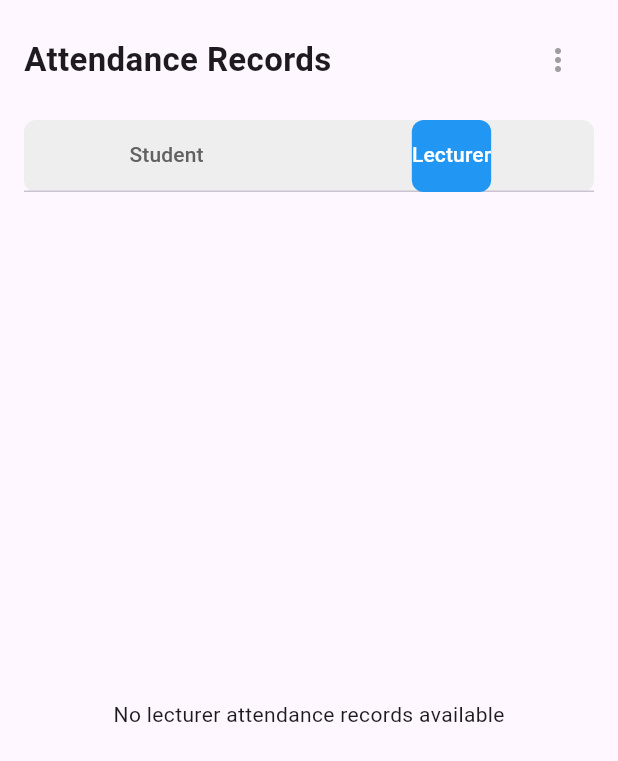
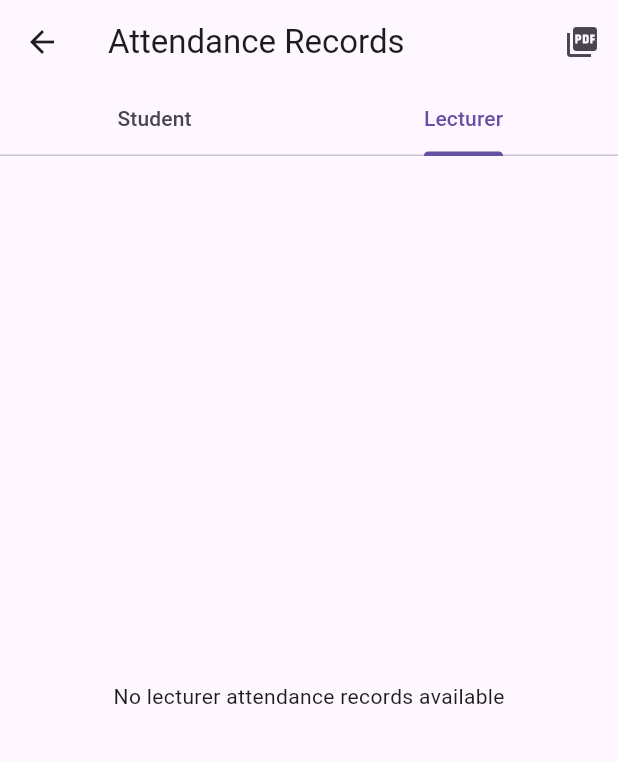
Before and after one commit to njogubless/attendanceweb, a Flutter app: the AttendanceScreen screen opened directly, tab 2 chosen, on a phone screen of 412 x 824 dp. Shown: the top 761 px of the screen. Run offline on Flutter 3.47's test engine with Material 3 defaults, Android fonts, the phone set to English and light mode, and no system bars; our stand-ins replace cloud_firestore, email_validator, firebase_auth, firebase_core, flutter_riverpod, flutter_spinkit and 3 more; accounts and stored records are empty.

Commit message:
deploying the web-admin with the chnages for printing

```diff
--- a/lib/Screens/attendance/attendance_screen.dart
+++ b/lib/Screens/attendance/attendance_screen.dart
@@ -1,8 +1,8 @@
+import 'package:flutter/material.dart';
 import 'package:attendanceweb/Core/utility/pdf_export_manager.dart';
-import 'package:flutter/material.dart';
-import 'student_attendance_tab.dart';
-import 'lecturer_attendance_tab.dart';
-
+import 'package:attendanceweb/Screens/attendance/attendance_model.dart';
+import 'package:attendanceweb/Screens/attendance/student_attendance_tab.dart';
+import 'package:attendanceweb/Screens/attendance/lecturer_attendance_tab.dart';
 
 class AttendanceScreen extends StatefulWidget {
   const AttendanceScreen({Key? key}) : super(key: key);
@@ -14,6 +14,7 @@ class AttendanceScreen extends StatefulWidget {
 class _AttendanceScreenState extends State<AttendanceScreen> with SingleTickerProviderStateMixin {
   late TabController _tabController;
   final PdfExportManager _pdfExportManager = PdfExportManager();
+  bool _isStudentTab = true;
 
   @override
   void initState() {
@@ -23,9 +24,14 @@ class _AttendanceScreenState extends State<AttendanceScreen> with SingleTickerPr
   }
 
   void _handleTabChange() {
-    // Force rebuild when tab changes to update export button functionality
-    if (_tabController.indexIsChanging) {
-      setState(() {});
+    if (_tabController.index == 0) {
+      setState(() {
+        _isStudentTab = true;
+      });
+    } else {
+      setState(() {
+        _isStudentTab = false;
+      });
     }
   }
 
@@ -36,138 +42,107 @@ class _AttendanceScreenState extends State<AttendanceScreen> with SingleTickerPr
     super.dispose();
   }
 
+  void _onStudentDataLoaded(List<AttendanceModel> attendances) {
+    _pdfExportManager.setStudentAttendances(attendances);
+  }
+
+  void _onLecturerDataLoaded(Map<String, List<AttendanceModel>> attendances) {
+    _pdfExportManager.setLecturerAttendances(attendances);
+  }
+
   @override
   Widget build(BuildContext context) {
-    return Padding(
-      padding: const EdgeInsets.all(16.0),
-      child: Column(
-        crossAxisAlignment: CrossAxisAlignment.start,
+    return Scaffold(
+      appBar: AppBar(
+        title: const Text('Attendance Records'),
+        actions: [
+          // PDF Export Menu
+          PopupMenuButton<String>(
+            icon: const Icon(Icons.picture_as_pdf),
+            tooltip: 'Export PDF options',
+            onSelected: (value) {
+              if (_isStudentTab && !_pdfExportManager.hasStudentData ||
+                  !_isStudentTab && !_pdfExportManager.hasLecturerData) {
+                ScaffoldMessenger.of(context).showSnackBar(
+                  const SnackBar(content: Text('No data available to export')),
+                );
+                return;
+              }
+
+              switch (value) {
+                case 'preview':
+                  _pdfExportManager.previewPdf(context, isStudent: _isStudentTab);
+                  break;
+                case 'save':
+                  _pdfExportManager.savePdfToDevice(context, isStudent: _isStudentTab);
+                  break;
+                case 'share':
+                  _pdfExportManager.sharePdf(context, isStudent: _isStudentTab);
+                  break;
+                case 'print':
+                  _pdfExportManager.printPdf(context, isStudent: _isStudentTab);
+                  break;
+              }
+            },
+            itemBuilder: (context) => [
+              const PopupMenuItem(
+                value: 'preview',
+                child: Row(
                   children: [
-          _buildHeader(),
-          const SizedBox(height: 16),
-          _buildTabBar(),
-          const SizedBox(height: 16),
-          Expanded(
-            child: TabBarView(
-              controller: _tabController,
+                    Icon(Icons.preview),
+                    SizedBox(width: 8),
+                    Text('Preview'),
+                  ],
+                ),
+              ),
+              const PopupMenuItem(
+                value: 'save',
+                child: Row(
                   children: [
-                StudentAttendanceTab(onDataLoaded: _pdfExportManager.setStudentAttendances),
-                LecturerAttendanceTab(onDataLoaded: _pdfExportManager.setLecturerAttendances),
+                    Icon(Icons.save),
+                    SizedBox(width: 8),
+                    Text('Save to Device'),
+                  ],
+                ),
+              ),
+              const PopupMenuItem(
+                value: 'share',
+                child: Row(
+                  children: [
+                    Icon(Icons.share),
+                    SizedBox(width: 8),
+                    Text('Share'),
+                  ],
+                ),
+              ),
+              const PopupMenuItem(
+                value: 'print',
+                child: Row(
+                  children: [
+                    Icon(Icons.print),
+                    SizedBox(width: 8),
+                    Text('Print'),
                   ],
                 ),
               ),
             ],
           ),
-    );
-  }
-
-  Widget _buildHeader() {
-    return Row(
-      mainAxisAlignment: MainAxisAlignment.spaceBetween,
-      children: [
-        const Text(
-          'Attendance Records',
-          style: TextStyle(
-            fontSize: 22,
-            fontWeight: FontWeight.bold,
-          ),
-        ),
-        _buildExportButton(),
         ],
-    );
-  }
-
-  Widget _buildTabBar() {
-    return Container(
-      decoration: BoxDecoration(
-        color: Colors.grey[200],
-        borderRadius: BorderRadius.circular(8),
-      ),
-      child: TabBar(
+        bottom: TabBar(
           controller: _tabController,
-        indicator: BoxDecoration(
-          color: Colors.blue,
-          borderRadius: BorderRadius.circular(8),
-        ),
-        labelColor: Colors.white,
-        unselectedLabelColor: Colors.grey[700],
           tabs: const [
             Tab(text: 'Student'),
             Tab(text: 'Lecturer'),
           ],
         ),
-    );
-  }
-
-  Widget _buildExportButton() {
-    bool isDataAvailable = _tabController.index == 0
-        ? _pdfExportManager.hasStudentData
-        : _pdfExportManager.hasLecturerData;
-
-    return PopupMenuButton<String>(
-      enabled: isDataAvailable,
-      icon: Icon(
-        Icons.more_vert,
-        color: isDataAvailable ? Colors.blue : Colors.grey,
       ),
-      tooltip: isDataAvailable ? 'Export options' : 'No data available',
-      onSelected: (value) async {
-        if (value == 'preview') {
-          await _pdfExportManager.previewPdf(
-            context,
-            isStudent: _tabController.index == 0
-          );
-        } else if (value == 'save') {
-          await _pdfExportManager.savePdfToDevice(
-            context,
-            isStudent: _tabController.index == 0
-          );
-        } else if (value == 'share') {
-          await _pdfExportManager.sharePdf(
-            context,
-            isStudent: _tabController.index == 0
-          );
-        } else if (value == 'print') {
-          await _pdfExportManager.printPdf(
-            context,
-            isStudent: _tabController.index == 0
-          );
-        }
-      },
-      itemBuilder: (context) => [
-        const PopupMenuItem(
-          value: 'preview',
-          child: ListTile(
-            leading: Icon(Icons.visibility),
-            title: Text('Preview'),
-            contentPadding: EdgeInsets.zero,
+      body: TabBarView(
+        controller: _tabController,
+        children: [
+          StudentAttendanceTab(onDataLoaded: _onStudentDataLoaded),
+          LecturerAttendanceTab(onDataLoaded: _onLecturerDataLoaded),
+        ],
       ),
-        ),
-        const PopupMenuItem(
-          value: 'save',
-          child: ListTile(
-            leading: Icon(Icons.save),
-            title: Text('Save to device'),
-            contentPadding: EdgeInsets.zero,
-          ),
-        ),
-        const PopupMenuItem(
-          value: 'share',
-          child: ListTile(
-            leading: Icon(Icons.share),
-            title: Text('Share'),
-            contentPadding: EdgeInsets.zero,
-          ),
-        ),
-        const PopupMenuItem(
-          value: 'print',
-          child: ListTile(
-            leading: Icon(Icons.print),
-            title: Text('Print'),
-            contentPadding: EdgeInsets.zero,
-          ),
-        ),
-      ],
     );
   }
 }
```
Also changed, not shown: 1 other file. Lines whose indentation alone changed are shown as unchanged.
